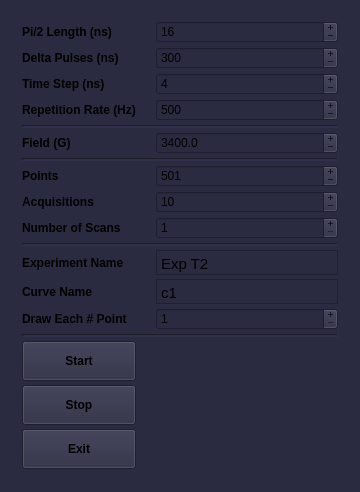
Qt form atomize/control_center/gui/t2_main_window.ui (Anatoly1010/Atomize_NIOCH) before a commit.
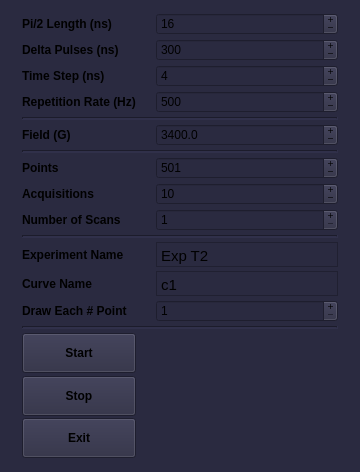
The same form after that commit.

The edit to the form file:
```diff
--- a/atomize/control_center/gui/t2_main_window.ui
+++ b/atomize/control_center/gui/t2_main_window.ui
@@ -7,7 +7,7 @@
     <x>0</x>
     <y>0</y>
     <width>360</width>
-    <height>492</height>
+    <height>472</height>
    </rect>
   </property>
   <property name="sizePolicy">
@@ -19,13 +19,13 @@
   <property name="minimumSize">
    <size>
     <width>360</width>
-    <height>492</height>
+    <height>472</height>
    </size>
   </property>
   <property name="maximumSize">
    <size>
     <width>360</width>
-    <height>492</height>
+    <height>472</height>
    </size>
   </property>
   <property name="font">
@@ -50,13 +50,13 @@
    <property name="minimumSize">
     <size>
      <width>360</width>
-     <height>492</height>
+     <height>472</height>
     </size>
    </property>
    <property name="maximumSize">
     <size>
      <width>360</width>
-     <height>492</height>
+     <height>472</height>
     </size>
    </property>
    <layout class="QGridLayout" name="gridLayout_2">
@@ -173,8 +173,8 @@
          <string>&lt;!DOCTYPE HTML PUBLIC &quot;-//W3C//DTD HTML 4.0//EN&quot; &quot;http://www.w3.org/TR/REC-html40/strict.dtd&quot;&gt;
 &lt;html&gt;&lt;head&gt;&lt;meta name=&quot;qrichtext&quot; content=&quot;1&quot; /&gt;&lt;style type=&quot;text/css&quot;&gt;
 p, li { white-space: pre-wrap; }
-&lt;/style&gt;&lt;/head&gt;&lt;body style=&quot; font-family:'Ubuntu'; font-size:11pt; font-weight:400; font-style:normal;&quot;&gt;
-&lt;p style=&quot; margin-top:0px; margin-bottom:0px; margin-left:0px; margin-right:0px; -qt-block-indent:0; text-indent:0px;&quot;&gt;c1&lt;/p&gt;&lt;/body&gt;&lt;/html&gt;</string>
+&lt;/style&gt;&lt;/head&gt;&lt;body style=&quot; font-family:'Ubuntu Bold'; font-size:10pt; font-weight:400; font-style:normal;&quot;&gt;
+&lt;p style=&quot; margin-top:0px; margin-bottom:0px; margin-left:0px; margin-right:0px; -qt-block-indent:0; text-indent:0px;&quot;&gt;&lt;span style=&quot; font-family:'Ubuntu'; font-size:11pt;&quot;&gt;c1&lt;/span&gt;&lt;/p&gt;&lt;/body&gt;&lt;/html&gt;</string>
         </property>
        </widget>
       </item>
@@ -245,8 +245,8 @@
          <string>&lt;!DOCTYPE HTML PUBLIC &quot;-//W3C//DTD HTML 4.0//EN&quot; &quot;http://www.w3.org/TR/REC-html40/strict.dtd&quot;&gt;
 &lt;html&gt;&lt;head&gt;&lt;meta name=&quot;qrichtext&quot; content=&quot;1&quot; /&gt;&lt;style type=&quot;text/css&quot;&gt;
 p, li { white-space: pre-wrap; }
-&lt;/style&gt;&lt;/head&gt;&lt;body style=&quot; font-family:'Ubuntu'; font-size:11pt; font-weight:400; font-style:normal;&quot;&gt;
-&lt;p style=&quot; margin-top:7px; margin-bottom:7px; margin-left:0px; margin-right:0px; -qt-block-indent:0; text-indent:0px;&quot;&gt;Exp T2&lt;/p&gt;&lt;/body&gt;&lt;/html&gt;</string>
+&lt;/style&gt;&lt;/head&gt;&lt;body style=&quot; font-family:'Ubuntu Bold'; font-size:10pt; font-weight:400; font-style:normal;&quot;&gt;
+&lt;p style=&quot; margin-top:7px; margin-bottom:7px; margin-left:0px; margin-right:0px; -qt-block-indent:0; text-indent:0px;&quot;&gt;&lt;span style=&quot; font-family:'Ubuntu'; font-size:11pt;&quot;&gt;Exp T2&lt;/span&gt;&lt;/p&gt;&lt;/body&gt;&lt;/html&gt;</string>
         </property>
         <property name="overwriteMode">
          <bool>true</bool>
```
Left out of the diff: 10 changed lines with no effect on the pictures.
